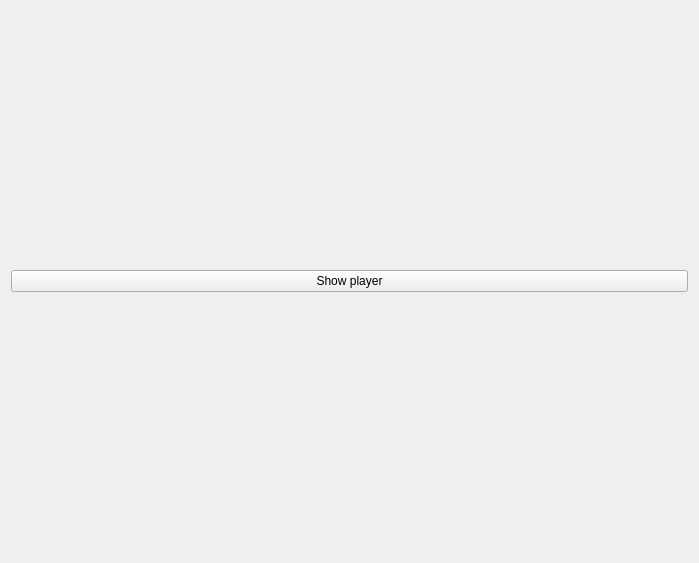
Boazrciasn/RDFramework, file modules/tracking/dataExtraction/DataExtractorGui.ui: the form before one commit.
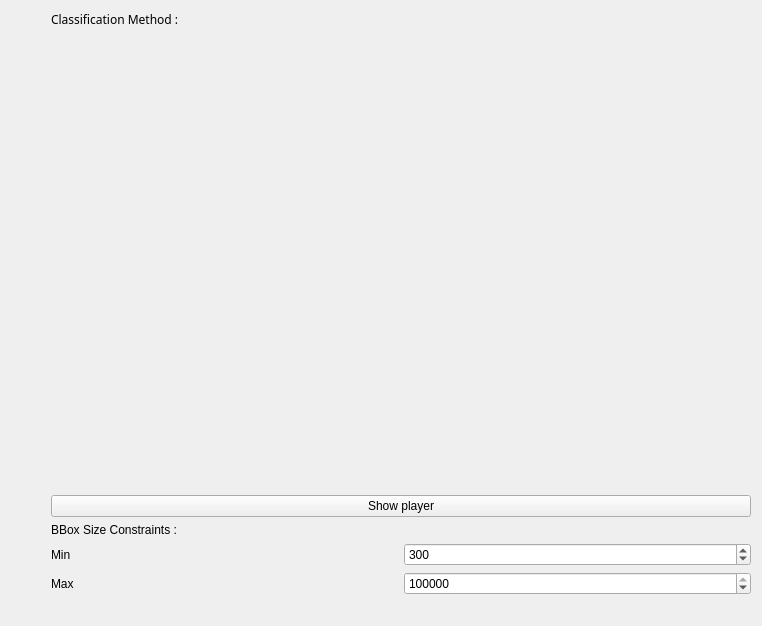
The form after the commit.

Commit message: Bounding box min max spin boxes added, human detector option added.

```diff
--- a/modules/tracking/dataExtraction/DataExtractorGui.ui
+++ b/modules/tracking/dataExtraction/DataExtractorGui.ui
@@ -6,23 +6,137 @@
    <rect>
     <x>0</x>
     <y>0</y>
-    <width>699</width>
-    <height>563</height>
+    <width>762</width>
+    <height>626</height>
    </rect>
   </property>
   <property name="windowTitle">
    <string>Form</string>
   </property>
   <layout class="QGridLayout" name="main_gridLayout">
-   <property name="sizeConstraint">
-    <enum>QLayout::SetDefaultConstraint</enum>
-   </property>
-   <item row="0" column="0">
-    <widget class="QPushButton" name="newWindow_pushButton">
-     <property name="text">
-      <string>Show player</string>
+   <item row="0" column="1">
+    <layout class="QVBoxLayout" name="Options_verticalLayout">
+     <item>
+      <layout class="QHBoxLayout" name="horizontalLayout">
+       <item>
+        <widget class="QLabel" name="classification_infoLabel">
+         <property name="font">
+          <font>
+           <family>Futura</family>
+          </font>
+         </property>
+         <property name="text">
+          <string>Classification Method : </string>
+         </property>
+        </widget>
+       </item>
+       <item>
+        <widget class="QLabel" name="classificationInfo_text">
+         <property name="text">
+          <string/>
+         </property>
+        </widget>
+       </item>
+      </layout>
+     </item>
+     <item>
+      <spacer name="verticalSpacer">
+       <property name="orientation">
+        <enum>Qt::Vertical</enum>
+       </property>
+       <property name="sizeHint" stdset="0">
+        <size>
+         <width>20</width>
+         <height>40</height>
+        </size>
+       </property>
+      </spacer>
+     </item>
+     <item>
+      <widget class="QPushButton" name="showPlayer_pushButton">
+       <property name="text">
+        <string>Show player</string>
+       </property>
+      </widget>
+     </item>
+     <item>
+      <layout class="QVBoxLayout" name="BBSettings_verticalLayout">
+       <item>
+        <widget class="QLabel" name="BB_Sizesettings_label">
+         <property name="text">
+          <string>BBox Size Constraints :</string>
+         </property>
+        </widget>
+       </item>
+       <item>
+        <layout class="QGridLayout" name="BBMaxMin_gridLayout">
+         <item row="0" column="0">
+          <widget class="QLabel" name="BBMin_label">
+           <property name="text">
+            <string>Min</string>
+           </property>
+          </widget>
+         </item>
+         <item row="0" column="1">
+          <widget class="QSpinBox" name="min_spinBox">
+           <property name="maximum">
+            <number>1000000000</number>
+           </property>
+           <property name="singleStep">
+            <number>20</number>
+           </property>
+           <property name="value">
+            <number>300</number>
+           </property>
+          </widget>
+         </item>
+         <item row="1" column="0">
+          <widget class="QLabel" name="BBMax_label">
+           <property name="text">
+            <string>Max</string>
+           </property>
+          </widget>
+         </item>
+         <item row="1" column="1">
+          <widget class="QSpinBox" name="max_spinBox">
+           <property name="minimum">
+            <number>10</number>
+           </property>
+           <property name="maximum">
+            <number>1000000000</number>
+           </property>
+           <property name="singleStep">
+            <number>50</number>
+           </property>
+           <property name="value">
+            <number>100000</number>
+           </property>
+           <property name="displayIntegerBase">
+            <number>10</number>
+           </property>
+          </widget>
+         </item>
+        </layout>
+       </item>
+      </layout>
+     </item>
+    </layout>
+   </item>
+   <item row="1" column="0">
+    <spacer name="horizontalSpacer">
+     <property name="orientation">
+      <enum>Qt::Horizontal</enum>
      </property>
-    </widget>
+     <property name="sizeType">
+      <enum>QSizePolicy::Minimum</enum>
+     </property>
+     <property name="sizeHint" stdset="0">
+      <size>
+       <width>40</width>
+       <height>20</height>
+      </size>
+     </property>
+    </spacer>
    </item>
   </layout>
  </widget>
```
Left out of the diff: 39 changed lines with no effect on the pictures. The commit also changes 3 other files.
